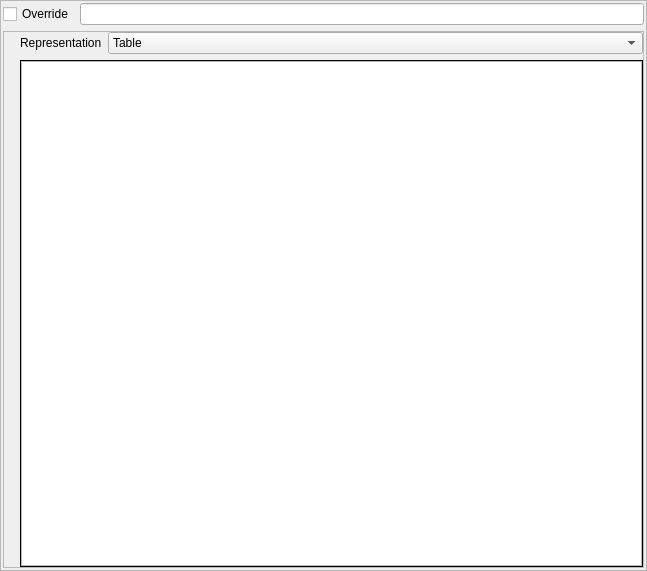
rkhlebnikov/CRIMSONPythonModules, file CRIMSONSolver/Materials/ui/SingleMaterialEditorWidget.ui: the form before one commit.
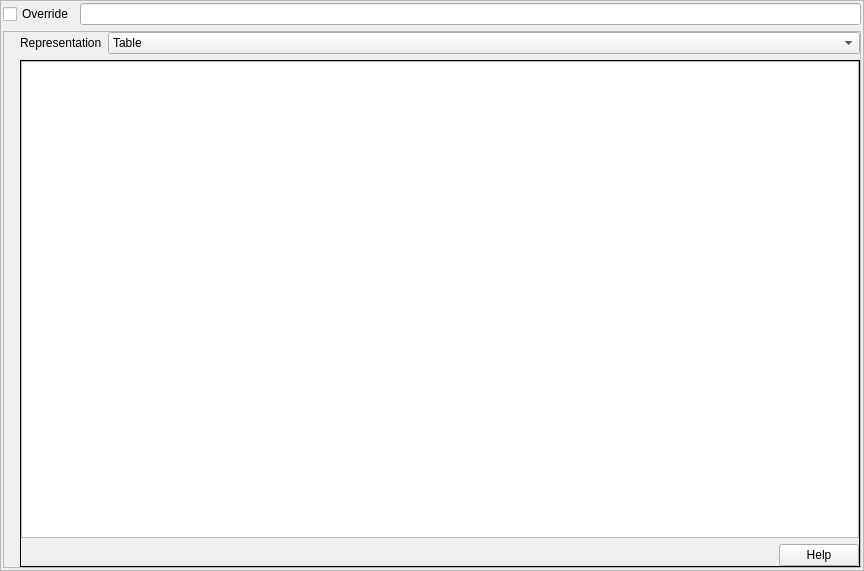
The form after the commit. The open tabs and pages were chosen to show the change. Icons and pictures are not drawn.

Commit message: computeMaterialValue(d, r, x, y, z) changed to computeMaterialValue(info). Added help tooltip for script.

```diff
--- a/CRIMSONSolver/Materials/ui/SingleMaterialEditorWidget.ui
+++ b/CRIMSONSolver/Materials/ui/SingleMaterialEditorWidget.ui
@@ -6,7 +6,7 @@
    <rect>
     <x>0</x>
     <y>0</y>
-    <width>647</width>
+    <width>864</width>
     <height>571</height>
    </rect>
   </property>
@@ -419,6 +419,33 @@
                </property>
               </widget>
              </item>
+             <item>
+              <layout class="QHBoxLayout" name="horizontalLayout_4">
+               <item>
+                <spacer name="horizontalSpacer_2">
+                 <property name="orientation">
+                  <enum>Qt::Horizontal</enum>
+                 </property>
+                 <property name="sizeHint" stdset="0">
+                  <size>
+                   <width>40</width>
+                   <height>20</height>
+                  </size>
+                 </property>
+                </spacer>
+               </item>
+               <item>
+                <widget class="QPushButton" name="helpButton">
+                 <property name="toolTip">
+                  <string>&lt;html&gt;&lt;head/&gt;&lt;body&gt;&lt;p&gt;To define a material using a custom script, a function &lt;span style=&quot; font-weight:600;&quot;&gt;computeMaterialValue(info)&lt;/span&gt; should be defined.&lt;/p&gt;&lt;p&gt;&lt;br/&gt;&lt;/p&gt;&lt;p&gt;You can use the &lt;span style=&quot; font-weight:600;&quot;&gt;import&lt;/span&gt; statement before the function definition.&lt;/p&gt;&lt;p&gt;&lt;br/&gt;&lt;/p&gt;&lt;p&gt;The return value of the function depends on the number of components in the material. If the material has a single component, the return value should be a single &lt;span style=&quot; font-weight:600;&quot;&gt;float&lt;/span&gt;. If material has multiple components, the return value should be a &lt;span style=&quot; font-weight:600;&quot;&gt;list&lt;/span&gt; of &lt;span style=&quot; font-weight:600;&quot;&gt;float&lt;/span&gt;s with number of elements equal to the number of components.&lt;/p&gt;&lt;p&gt;&lt;br/&gt;&lt;/p&gt;&lt;p&gt;The &lt;span style=&quot; font-weight:600;&quot;&gt;info &lt;/span&gt;parameter is an object containing the information about the mesh face for which the material value should be computed. It has the following functions:&lt;/p&gt;&lt;p&gt;&lt;br/&gt;&lt;/p&gt;&lt;p&gt; - &lt;span style=&quot; font-weight:600;&quot;&gt;getArcLength()&lt;/span&gt; - returns the position along the closest vessel path.&lt;/p&gt;&lt;p&gt; - &lt;span style=&quot; font-weight:600;&quot;&gt;getLocalRadius()&lt;/span&gt; - returns the distance to the closest vessel path.&lt;/p&gt;&lt;p&gt; - &lt;span style=&quot; font-weight:600;&quot;&gt;getFaceCenter()&lt;/span&gt; - returns the position of the center of the mesh face.&lt;/p&gt;&lt;p&gt; - &lt;span style=&quot; font-weight:600;&quot;&gt;getVesselPathCoordinateFrame()&lt;/span&gt; - returns the coordinate frame defined by the closest vessel path. It is a list containing 9 values. The first 3 of them are the coordinates of the closest point. The second 3 are the tangent vector at the closest point. The last 3 are the normal vector at the closest point. &lt;/p&gt;&lt;/body&gt;&lt;/html&gt;</string>
+                 </property>
+                 <property name="text">
+                  <string>Help</string>
+                 </property>
+                </widget>
+               </item>
+              </layout>
+             </item>
             </layout>
            </widget>
           </widget>
```
Left out of the diff: 11 changed lines with no effect on the pictures. The commit also changes 3 other files.
